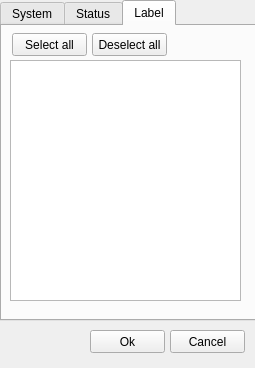
Old version of the form views/filter_dialog.ui in the repository pablosuau/pyBacklogger.
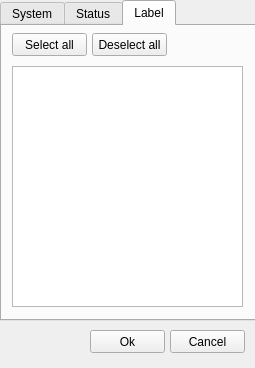
New version of the form.

Commit message: Minor fixes to the filter dialog view

Diff of the .ui file:
```diff
--- a/views/filter_dialog.ui
+++ b/views/filter_dialog.ui
@@ -132,6 +132,16 @@
       <string>Select all</string>
      </property>
     </widget>
+    <widget class="QListView" name="listLabel">
+     <property name="geometry">
+      <rect>
+       <x>10</x>
+       <y>40</y>
+       <width>231</width>
+       <height>241</height>
+      </rect>
+     </property>
+    </widget>
    </widget>
   </widget>
   <widget class="QPushButton" name="pushButtonCancel">
@@ -160,16 +170,6 @@
     <string>Ok</string>
    </property>
   </widget>
-  <widget class="QListView" name="listLabel">
-   <property name="geometry">
-    <rect>
-     <x>10</x>
-     <y>60</y>
-     <width>231</width>
-     <height>241</height>
-    </rect>
-   </property>
-  </widget>
  </widget>
  <resources/>
  <connections/>
```
Left out of the diff: 20 changed lines with no effect on the pictures. The commit also changes 1 other file.
